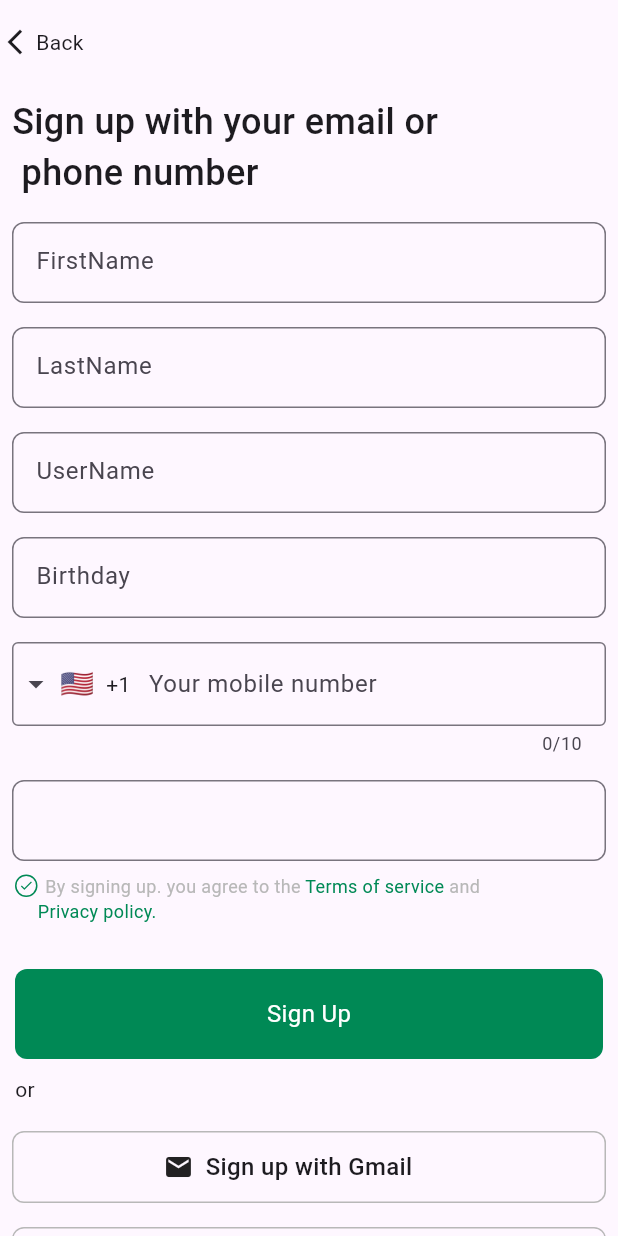
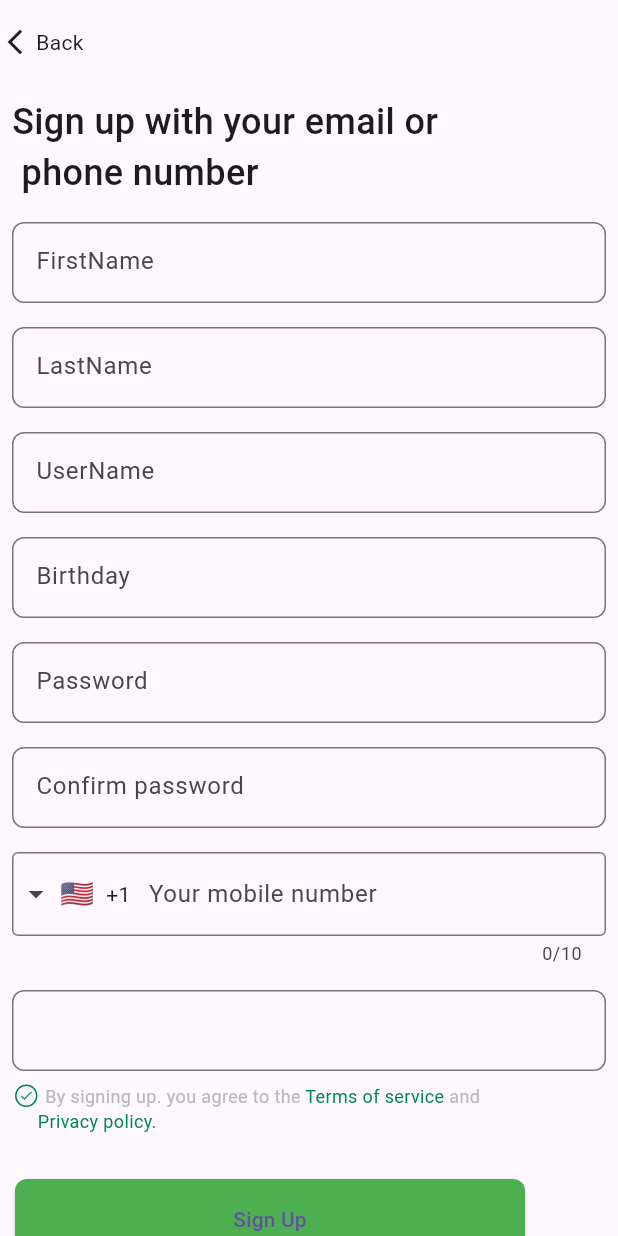
Before and after one commit to duaa804/ride_app, a Flutter app: the SignUp screen opened by its route, on a phone screen of 412 x 824 dp. Run offline on Flutter 3.47's test engine with Material 3 defaults, Android fonts, the phone set to English and light mode, and no system bars; drawn by our look-alikes of intl_phone_field; our stand-ins replace dio, flutter_bloc, flutter_map, go_router, hive_flutter, latlong2; accounts and stored records are empty.

```diff
--- /dev/null
+++ b/lib/core/confige/hive_init.dart
@@ -0,0 +1,6 @@
+import 'package:hive_flutter/adapters.dart';
+ Box? box;
+openHive() async{
+  await Hive.initFlutter();
+ box =await Hive.openBox('app_token');
+}
--- a/lib/core/service/coreService.dart
+++ b/lib/core/service/coreService.dart
@@ -2,6 +2,6 @@ import 'package:dio/dio.dart';
 
 class Coreservice {
   Dio dio=Dio();
-  String baseUrl="https://rideshare.devscape.online/api/v1";
+  String baseUrl="https://rideshare.devscape.online/api/v1/";
   late Response response;
 }
--- a/lib/core/widgets/buttons.dart
+++ b/lib/core/widgets/buttons.dart
@@ -60,12 +60,12 @@ Widget roundedtextButton({required value,required text}){
   );
 }
 
-Widget importantButton({required text}){
+Widget importantButton({required text,required function}){
   return SizedBox(
     width: 340,
     height: 54,
     child: ElevatedButton(
-     onPressed: (){},
+     onPressed: function,
      child: Text(text),
      style: ElevatedButton.styleFrom(
       backgroundColor: Colors.green,
--- a/lib/main.dart
+++ b/lib/main.dart
@@ -2,7 +2,10 @@ import 'package:flutter/material.dart';
 import 'package:go_router/go_router.dart';
 import 'package:ride_app/core/confige/go_route.dart';
 
+import 'core/confige/hive_init.dart';
+
 void main() {
+  openHive();
   runApp(MyApp());
 }
 
--- a/lib/pages/sign_up.dart
+++ b/lib/pages/sign_up.dart
@@ -1,10 +1,18 @@
+import 'package:flutter/cupertino.dart';
 import 'package:flutter/material.dart';
 import 'package:flutter/widgets.dart';
+import 'package:flutter_bloc/flutter_bloc.dart';
 import 'package:go_router/go_router.dart';
 import 'package:intl_phone_field/intl_phone_field.dart';
 import 'package:ride_app/core/resources/colors.dart';
 import 'package:ride_app/core/resources/string.dart';
+import 'package:ride_app/core/widgets/buttons.dart';
 import 'package:ride_app/core/widgets/textFields.dart';
+import 'package:ride_app/features/authentication/presentation/bloc/auth_bloc/auth_bloc.dart';
+import 'package:ride_app/features/authentication/presentation/bloc/auth_bloc/auth_event.dart';
+import 'package:ride_app/features/authentication/presentation/bloc/auth_bloc/auth_state.dart';
+import 'package:ride_app/model/client_model.dart';
+import 'package:ride_app/pages/map_screen.dart';
 
 class SignUp extends StatefulWidget {
   SignUp({super.key});
@@ -70,10 +78,18 @@ class _SignUpState extends State<SignUp> {
             ),
             Padding(
               padding: const EdgeInsets.all(8.0),
+              child: signUpTextField(text: 'Password', controller: password),
+            ),
+            Padding(
+              padding: const EdgeInsets.all(8.0),
+              child: signUpTextField(
+                  text: 'Confirm password', controller: confirmpassword),
+            ),
+            Padding(
+              padding: const EdgeInsets.all(8.0),
               child: IntlPhoneField(
-
                 controller: phone,
-                decoration: const  InputDecoration(
+                decoration: const InputDecoration(
 
                     // prefix: Row(
                     //     children: [
@@ -92,27 +108,26 @@ class _SignUpState extends State<SignUp> {
                     //       const Icon(Icons.arrow_drop_down)
                     //     ],),
                     hintText: 'Your mobile number',
-                  border: OutlineInputBorder(borderSide:BorderSide(color: color.greySubtitle) )
-                ),
-                onSubmitted: (val){
-                  phone.text= val;
+                    border: OutlineInputBorder(
+                        borderSide: BorderSide(color: color.greySubtitle))),
+                onSubmitted: (val) {
+                  phone.text = val;
                 },
               ),
             ),
-
             Padding(
               padding: const EdgeInsets.all(8.0),
               child: Container(
                 width: double.infinity,
                 height: 54,
-                child:TextField(
+                child: TextField(
                   decoration: InputDecoration(
                     border: OutlineInputBorder(
                       borderSide: const BorderSide(color: color.greySubtitle),
                       borderRadius: BorderRadius.circular(8),
                     ),
-                hintText: 'Gender'
-               ,suffix:   DropdownButton(
+                    hintText: 'Gender',
+                    suffix: DropdownButton(
                       hint: const Text('Gender'),
                       dropdownColor: Colors.grey,
                       isExpanded: true,
@@ -131,7 +146,8 @@ class _SignUpState extends State<SignUp> {
                         );
                       }).toList(),
                     ),
-                   ),),
+                  ),
+                ),
               ),
             ),
             Expanded(
@@ -176,43 +192,97 @@ class _SignUpState extends State<SignUp> {
                     ],
                   ),
                   const Padding(
-                    padding:  EdgeInsets.only(left:25),
+                    padding: EdgeInsets.only(left: 25),
                     child: Text(
                       "Privacy policy.",
                       style: TextStyle(color: color.primaryColor, fontSize: 12),
                     ),
                   ),
                   Padding(
-                      padding: const EdgeInsets.only(top: 30, left: 10,right: 10),
-                      child: Container(
-                        width: double.infinity,
-                        height: 60,
-                        decoration: BoxDecoration(
-                            borderRadius: BorderRadius.circular(8),
-                            color: color.primaryColor),
-                        child: const Center(
-                            child: Text(
-                          'Sign Up',
-                          style: TextStyle(
-                              color: Colors.white,
-                              fontSize: 16,
-                              fontWeight: FontWeight.w400),
+                    padding:
+                        const EdgeInsets.only(top: 30, left: 10, right: 10),
+                    child: BlocProvider(
+                        create: (context) => AuthBloc(),
+                        child: BlocConsumer<AuthBloc, AuthState>(
+                          listener: (context, state) {
+                            if (state is FailedToRegister) {
+                              ScaffoldMessenger.of(context)
+                                  .showSnackBar(SnackBar(
+                                content:
+                                    Text("Sign Up is Fiald, Please Try again"),
+                                backgroundColor: Colors.red,
+                              ));
+                            }
+                          },
+                          builder: (context, state) {
+                            if (state is AuthInitialState) {
+                              return importantButton(
+                                  text: "Sign Up",
+                                  function: () {
+                                    print(firstName.text);
+                                    context.read<AuthBloc>().add(Register(
+                                        client: ClientModel(
+                                            firstName: firstName.text,
+                                            lastName: lastName.text,
+                                            phone: phone.text,
+                                            username: username.text,
+                                            birthDate: birthdate.text,
+                                            password: password.text,
+                                            confirmPassword:
+                                                confirmpassword.text)));
+                                  });
+                            } else if (state is SuccessToRegister) {
+                              WidgetsBinding.instance.addPostFrameCallback((timeStamp) {
+                                Navigator.push(
+                                    context,
+                                    MaterialPageRoute(
+                                      builder: (context) => MapScreen(),
+                                    ));
+                              });
+                            } else if (state is FailedToRegister) {
+                              return importantButton(
+                                  text: "Sign Up",
+                                  function: () {
+                                    context.read<AuthBloc>().add(Register(
+                                        client: ClientModel(
+                                            firstName: firstName.text,
+                                            lastName: lastName.text,
+                                            phone: phone.text,
+                                            username: username.text,
+                                            birthDate: birthdate.text,
+                                            password: password.text,
+                                            confirmPassword:
+                                                confirmpassword.text)));
+                                  });
+                            } else {
+                              return CupertinoActivityIndicator();
+                            }
+                            return SizedBox();
+                          },
                         )),
-                      )),
+                  ),
                   const Padding(
                     padding: EdgeInsets.all(10.0),
-                    child: Center(child: Row(
-                      children: [Divider(thickness: 1,),
-                      Text('or'),Divider(thickness: 1,)],
+                    child: Center(
+                      child: Row(
+                        children: [
+                          Divider(
+                            thickness: 1,
                           ),
-
+                          Text('or'),
+                          Divider(
+                            thickness: 1,
+                          )
+                        ],
+                      ),
                     ),
                   )
                 ],
               ),
             ),
             Padding(
-              padding: const EdgeInsets.all(8.0),
+              padding: const EdgeInsets.only(
+                  top: 8.0, bottom: 8.0, left: 15, right: 15),
               child: signupContainer(
                   text: const Text(
                     'Sign up with Gmail',
--- a/pubspec.yaml
+++ b/pubspec.yaml
@@ -41,6 +41,8 @@ dependencies:
   dio: ^5.5.0+1
   go_router: ^14.2.2
   intl_phone_field: ^3.2.0
+  hive: ^2.2.3
+  hive_flutter: ^1.1.0
 
 dev_dependencies:
   flutter_test:
```
Also changed, not shown: lib/core/confige/header.dart (added, +20 -0 lines), lib/core/service/request/auth_srvice.dart (+10 -3 lines), pubspec.lock, 2 other files. Lines whose indentation alone changed are shown as unchanged.
